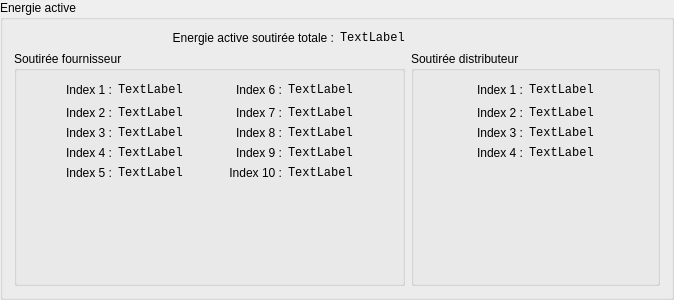
This is src/ui/dataDisplay/GBEnergieActive.ui in Aloike/qt-enedis-tic as Qt 5 draws it before an edit. The edited form follows.
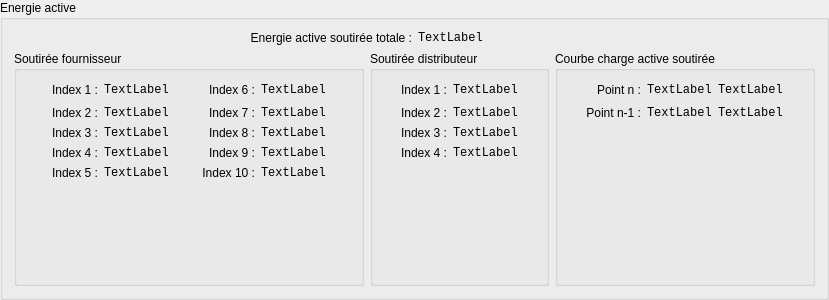
This is the edited form.

Commit message: UI: Implementation Courbe de charge active soutirée.

Patch:
```diff
--- a/src/ui/dataDisplay/GBEnergieActive.ui
+++ b/src/ui/dataDisplay/GBEnergieActive.ui
@@ -6,7 +6,7 @@
    <rect>
     <x>0</x>
     <y>0</y>
-    <width>674</width>
+    <width>829</width>
     <height>300</height>
    </rect>
   </property>
@@ -462,6 +462,122 @@
        </layout>
       </widget>
      </item>
+     <item>
+      <widget class="QGroupBox" name="gbEASD_2">
+       <property name="title">
+        <string>Courbe charge active soutirée</string>
+       </property>
+       <layout class="QGridLayout" name="gridLayout_5">
+        <item row="2" column="3">
+         <widget class="QLabel" name="CCASN_1Timestamp">
+          <property name="font">
+           <font>
+            <family>Monospace</family>
+           </font>
+          </property>
+          <property name="text">
+           <string>TextLabel</string>
+          </property>
+         </widget>
+        </item>
+        <item row="2" column="1">
+         <widget class="QLabel" name="CCASN_1Label">
+          <property name="text">
+           <string>Point n-1 :</string>
+          </property>
+          <property name="alignment">
+           <set>Qt::AlignRight|Qt::AlignTrailing|Qt::AlignVCenter</set>
+          </property>
+         </widget>
+        </item>
+        <item row="1" column="4">
+         <spacer name="horizontalSpacer_14">
+          <property name="orientation">
+           <enum>Qt::Horizontal</enum>
+          </property>
+          <property name="sizeHint" stdset="0">
+           <size>
+            <width>40</width>
+            <height>20</height>
+           </size>
+          </property>
+         </spacer>
+        </item>
+        <item row="2" column="2">
+         <widget class="QLabel" name="CCASN_1Value">
+          <property name="font">
+           <font>
+            <family>Monospace</family>
+           </font>
+          </property>
+          <property name="text">
+           <string>TextLabel</string>
+          </property>
+         </widget>
+        </item>
+        <item row="1" column="2">
+         <widget class="QLabel" name="CCASNValue">
+          <property name="font">
+           <font>
+            <family>Monospace</family>
+           </font>
+          </property>
+          <property name="text">
+           <string>TextLabel</string>
+          </property>
+         </widget>
+        </item>
+        <item row="1" column="1">
+         <widget class="QLabel" name="CCASNLabel">
+          <property name="text">
+           <string>Point n :</string>
+          </property>
+          <property name="alignment">
+           <set>Qt::AlignRight|Qt::AlignTrailing|Qt::AlignVCenter</set>
+          </property>
+         </widget>
+        </item>
+        <item row="1" column="0">
+         <spacer name="horizontalSpacer_13">
+          <property name="orientation">
+           <enum>Qt::Horizontal</enum>
+          </property>
+          <property name="sizeHint" stdset="0">
+           <size>
+            <width>40</width>
+            <height>20</height>
+           </size>
+          </property>
+         </spacer>
+        </item>
+        <item row="3" column="1">
+         <spacer name="verticalSpacer_5">
+          <property name="orientation">
+           <enum>Qt::Vertical</enum>
+          </property>
+          <property name="sizeHint" stdset="0">
+           <size>
+            <width>20</width>
+            <height>40</height>
+           </size>
+          </property>
+         </spacer>
+        </item>
+        <item row="1" column="3">
+         <widget class="QLabel" name="CCASNTimestamp">
+          <property name="font">
+           <font>
+            <family>Monospace</family>
+           </font>
+          </property>
+          <property name="text">
+           <string>TextLabel</string>
+          </property>
+         </widget>
+        </item>
+       </layout>
+      </widget>
+     </item>
     </layout>
    </item>
   </layout>
```
The commit also changes 3 other files.
